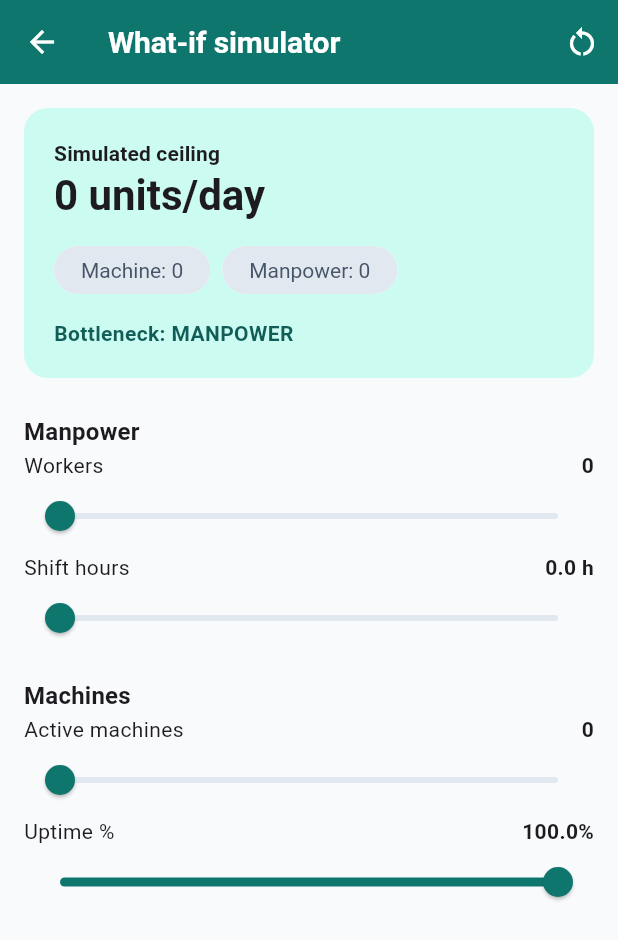
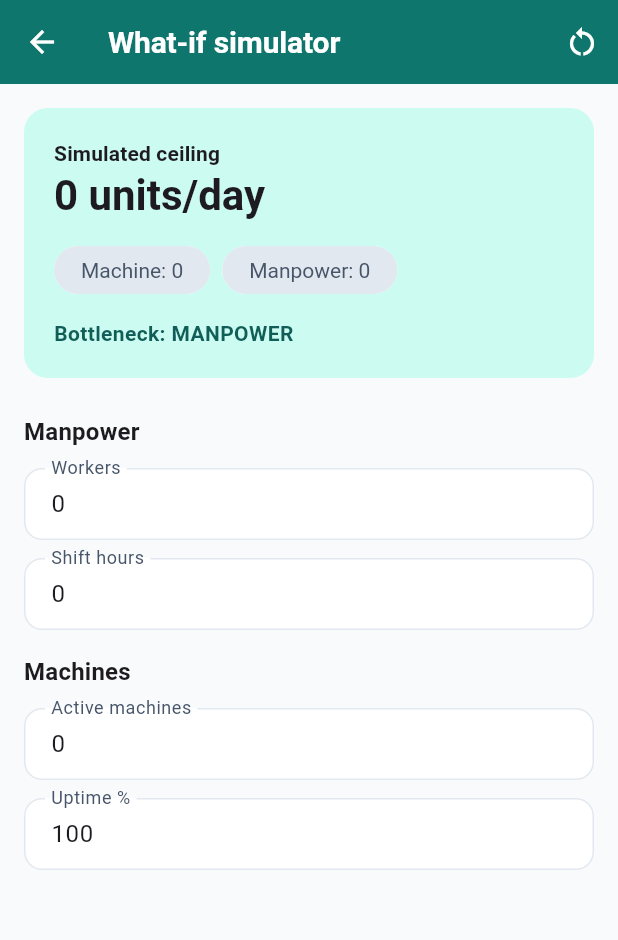
Before and after one commit to sangyoutan617/IndustrialHub, a Flutter app: the SimulatorScreen screen opened directly with empty values, after a tap on the "restart alt" icon, on a phone screen of 412 x 824 dp. Shown: the top 940 px of the screen. Run offline on Flutter 3.47's test engine with Material 3 defaults, Android fonts, the phone set to English and light mode, and no system bars; our stand-ins replace fl_chart, flutter_local_notifications, pdf, printing, shared_preferences, sqflite and 1 more; accounts and stored records are empty.

Commit message:
updated simulator screen
changed slider to textbox

```diff
--- a/lib/screens/capacity/simulator_screen.dart
+++ b/lib/screens/capacity/simulator_screen.dart
@@ -1,4 +1,5 @@
 import 'package:flutter/material.dart';
+import 'package:flutter/services.dart';
 import '../../core/formatters.dart';
 import '../../models/machine.dart';
 import '../../models/manpower.dart';
@@ -29,10 +30,18 @@ class _SimulatorScreenState extends State<SimulatorScreen> {
   double _avgOperatingHoursPerDay = 0;
   double _avgOutputPerWorkerHour = 0;
 
-  late double _workers;
-  late double _shiftHours;
-  late double _activeMachines;
-  late double _uptimePercent;
+  // Simulation state — always whole numbers per user requirement.
+  int _workers = 0;
+  int _shiftHours = 0;
+  int _activeMachines = 0;
+  int _uptimePercent = 100;
+
+  // Controllers are late final so their text (and therefore any partially
+  // typed value) survives orientation changes without re-fetching data.
+  late final TextEditingController _workersCtrl;
+  late final TextEditingController _shiftHoursCtrl;
+  late final TextEditingController _activeMachinesCtrl;
+  late final TextEditingController _uptimePercentCtrl;
 
   String? _lastBottleneck;
   bool _justFlipped = false;
@@ -40,7 +49,20 @@ class _SimulatorScreenState extends State<SimulatorScreen> {
   @override
   void initState() {
     super.initState();
+    _workersCtrl = TextEditingController();
+    _shiftHoursCtrl = TextEditingController();
+    _activeMachinesCtrl = TextEditingController();
+    _uptimePercentCtrl = TextEditingController();
     _load();
+  }
+
+  @override
+  void dispose() {
+    _workersCtrl.dispose();
+    _shiftHoursCtrl.dispose();
+    _activeMachinesCtrl.dispose();
+    _uptimePercentCtrl.dispose();
+    super.dispose();
   }
 
   Future<void> _load() async {
@@ -74,13 +96,20 @@ class _SimulatorScreenState extends State<SimulatorScreen> {
   }
 
   void _resetToActual() {
-    _workers = _shifts.fold<int>(0, (sum, s) => sum + s.workerCount).toDouble();
-    _shiftHours = _average(_shifts.map((s) => s.shiftHours));
-    _activeMachines = _machines.where((m) => m.isActive).length.toDouble();
-    _uptimePercent = _average(_machines.map((m) => m.uptimePercent));
-    if (_uptimePercent == 0 && _machines.isEmpty) _uptimePercent = 100;
+    _workers = _shifts.fold<int>(0, (sum, s) => sum + s.workerCount);
+    _shiftHours = _average(_shifts.map((s) => s.shiftHours)).round();
+    final avgUptime = _average(_machines.map((m) => m.uptimePercent));
+    _uptimePercent =
+        (_machines.isEmpty ? 100 : avgUptime.round()).clamp(0, 100);
+    _activeMachines = _machines.where((m) => m.isActive).length;
     _lastBottleneck = null;
     _justFlipped = false;
+
+    // Sync text controllers to the newly computed values.
+    _workersCtrl.text = '$_workers';
+    _shiftHoursCtrl.text = '$_shiftHours';
+    _activeMachinesCtrl.text = '$_activeMachines';
+    _uptimePercentCtrl.text = '$_uptimePercent';
   }
 
   double get _machineCapacity =>
@@ -92,7 +121,8 @@ class _SimulatorScreenState extends State<SimulatorScreen> {
   double get _manpowerCapacity =>
       _workers * _shiftHours * _avgOutputPerWorkerHour;
 
-  double get _effectiveCapacity => _machineCapacity < _manpowerCapacity
+  double get _effectiveCapacity =>
+      _machineCapacity < _manpowerCapacity
           ? _machineCapacity
           : _manpowerCapacity;
 
@@ -101,7 +131,7 @@ class _SimulatorScreenState extends State<SimulatorScreen> {
         _manpowerCapacity,
       );
 
-  void _onSliderChanged(VoidCallback update) {
+  void _onFieldChanged(VoidCallback update) {
     setState(() {
       update();
       final current = _bottleneck;
@@ -142,44 +172,50 @@ class _SimulatorScreenState extends State<SimulatorScreen> {
         final manpowerSection = Column(
           crossAxisAlignment: CrossAxisAlignment.start,
           children: [
-            Text('Manpower', style: Theme.of(context).textTheme.titleMedium),
-            _buildSlider(
+            Text(
+              'Manpower',
+              style: Theme.of(context).textTheme.titleMedium,
+            ),
+            const SizedBox(height: 12),
+            _buildIntField(
               label: 'Workers',
-              value: _workers,
-              min: 0,
-              max: (_workers < 100 ? 100 : _workers * 2),
-              display: _workers.toStringAsFixed(0),
-              onChanged: (v) => _onSliderChanged(() => _workers = v),
+              controller: _workersCtrl,
+              hint: 'e.g. 20',
+              max: 9999,
+              onValid: (v) => _onFieldChanged(() => _workers = v),
             ),
-            _buildSlider(
+            const SizedBox(height: 12),
+            _buildIntField(
               label: 'Shift hours',
-              value: _shiftHours,
-              min: 0,
+              controller: _shiftHoursCtrl,
+              hint: '0 – 24',
               max: 24,
-              display: '${_shiftHours.toStringAsFixed(1)} h',
-              onChanged: (v) => _onSliderChanged(() => _shiftHours = v),
+              onValid: (v) => _onFieldChanged(() => _shiftHours = v),
             ),
           ],
         );
         final machinesSection = Column(
           crossAxisAlignment: CrossAxisAlignment.start,
           children: [
-            Text('Machines', style: Theme.of(context).textTheme.titleMedium),
-            _buildSlider(
+            Text(
+              'Machines',
+              style: Theme.of(context).textTheme.titleMedium,
+            ),
+            const SizedBox(height: 12),
+            _buildIntField(
               label: 'Active machines',
-              value: _activeMachines,
-              min: 0,
-              max: (_machines.isEmpty ? 10 : _machines.length.toDouble()),
-              display: _activeMachines.toStringAsFixed(0),
-              onChanged: (v) => _onSliderChanged(() => _activeMachines = v),
+              controller: _activeMachinesCtrl,
+              hint: _machines.isEmpty ? 'e.g. 5' : '0 – ${_machines.length}',
+              max: _machines.isEmpty ? 9999 : _machines.length,
+              onValid: (v) => _onFieldChanged(() => _activeMachines = v),
             ),
-            _buildSlider(
+            const SizedBox(height: 12),
+            _buildIntField(
               label: 'Uptime %',
-              value: _uptimePercent,
-              min: 0,
+              controller: _uptimePercentCtrl,
+              hint: '0 – 100',
               max: 100,
-              display: formatPercent(_uptimePercent),
-              onChanged: (v) => _onSliderChanged(() => _uptimePercent = v),
+              onValid: (v) => _onFieldChanged(() => _uptimePercent = v),
             ),
           ],
         );
@@ -213,9 +249,7 @@ class _SimulatorScreenState extends State<SimulatorScreen> {
                     ),
                   ),
                   const SizedBox(width: 16),
-                  Expanded(
-                    child: resultCard,
-                  ),
+                  Expanded(child: resultCard),
                 ],
               ),
             ),
@@ -224,40 +258,60 @@ class _SimulatorScreenState extends State<SimulatorScreen> {
     }
   }
 
-  Widget _buildSlider({
+  /// A labelled [TextFormField] that accepts only whole (non-negative integer)
+  /// numbers. Live-updates the simulation on every valid keystroke.
+  ///
+  /// Validation rules:
+  /// - Digits only (no decimal point, no sign) — enforced by [FilteringTextInputFormatter].
+  /// - Value must be between 0 and [max] inclusive.
+  /// - Empty field and out-of-range values show an inline error but do NOT
+  ///   update the simulation (last valid value is retained).
+  Widget _buildIntField({
     required String label,
-    required double value,
-    required double min,
-    required double max,
-    required String display,
-    required ValueChanged<double> onChanged,
+    required TextEditingController controller,
+    required String hint,
+    required int max,
+    required ValueChanged<int> onValid,
   }) {
-    return Column(
-      crossAxisAlignment: CrossAxisAlignment.start,
-      children: [
-        Row(
-          mainAxisAlignment: MainAxisAlignment.spaceBetween,
-          children: [
-            Text(label),
-            Text(display, style: const TextStyle(fontWeight: FontWeight.bold)),
-          ],
+    return TextFormField(
+      controller: controller,
+      keyboardType: TextInputType.number,
+      // Reject any non-digit character at the input layer — no decimal point,
+      // no minus sign, no spaces.
+      inputFormatters: [FilteringTextInputFormatter.digitsOnly],
+      decoration: InputDecoration(
+        labelText: label,
+        hintText: hint,
+        border: const OutlineInputBorder(),
+        contentPadding: const EdgeInsets.symmetric(
+          horizontal: 14,
+          vertical: 12,
         ),
-        Slider(
-          value: value.clamp(min, max).toDouble(),
-          min: min,
-          max: max <= min ? min + 1 : max,
-          onChanged: onChanged,
       ),
-      ],
+      onChanged: (text) {
+        // Do not update while the field is being cleared or partially typed.
+        if (text.isEmpty) return;
+        final parsed = int.tryParse(text);
+        if (parsed == null || parsed < 0 || parsed > max) return;
+        onValid(parsed);
+      },
+      autovalidateMode: AutovalidateMode.onUserInteraction,
+      validator: (value) {
+        if (value == null || value.isEmpty) return 'Enter a whole number';
+        final parsed = int.tryParse(value);
+        if (parsed == null) return 'Whole numbers only (no decimals)';
+        if (parsed < 0) return 'Must be 0 or more';
+        if (parsed > max) return 'Maximum is $max';
+        return null;
+      },
     );
   }
 
   Widget _buildResultCard() {
     final scheme = Theme.of(context).colorScheme;
     final bottleneck = _bottleneck;
-    final containerColor = _justFlipped
-        ? scheme.tertiaryContainer
-        : scheme.primaryContainer;
+    final containerColor =
+        _justFlipped ? scheme.tertiaryContainer : scheme.primaryContainer;
     final onContainerColor = _justFlipped
         ? scheme.onTertiaryContainer
         : scheme.onPrimaryContainer;
@@ -277,16 +331,19 @@ class _SimulatorScreenState extends State<SimulatorScreen> {
           ),
           Text(
             '${formatUnits(_effectiveCapacity)}/day',
-            style: Theme.of(
-              context,
-            ).textTheme.headlineMedium?.copyWith(fontWeight: FontWeight.bold),
+            style: Theme.of(context).textTheme.headlineMedium?.copyWith(
+                  fontWeight: FontWeight.bold,
+                ),
           ),
           const SizedBox(height: 8),
-          Row(
+          Wrap(
+            spacing: 8,
+            runSpacing: 4,
             children: [
               Chip(label: Text('Machine: ${formatNumber(_machineCapacity)}')),
-              const SizedBox(width: 8),
-              Chip(label: Text('Manpower: ${formatNumber(_manpowerCapacity)}')),
+              Chip(
+                label: Text('Manpower: ${formatNumber(_manpowerCapacity)}'),
+              ),
             ],
           ),
           const SizedBox(height: 8),
```
Lines whose indentation alone changed are shown as unchanged.
